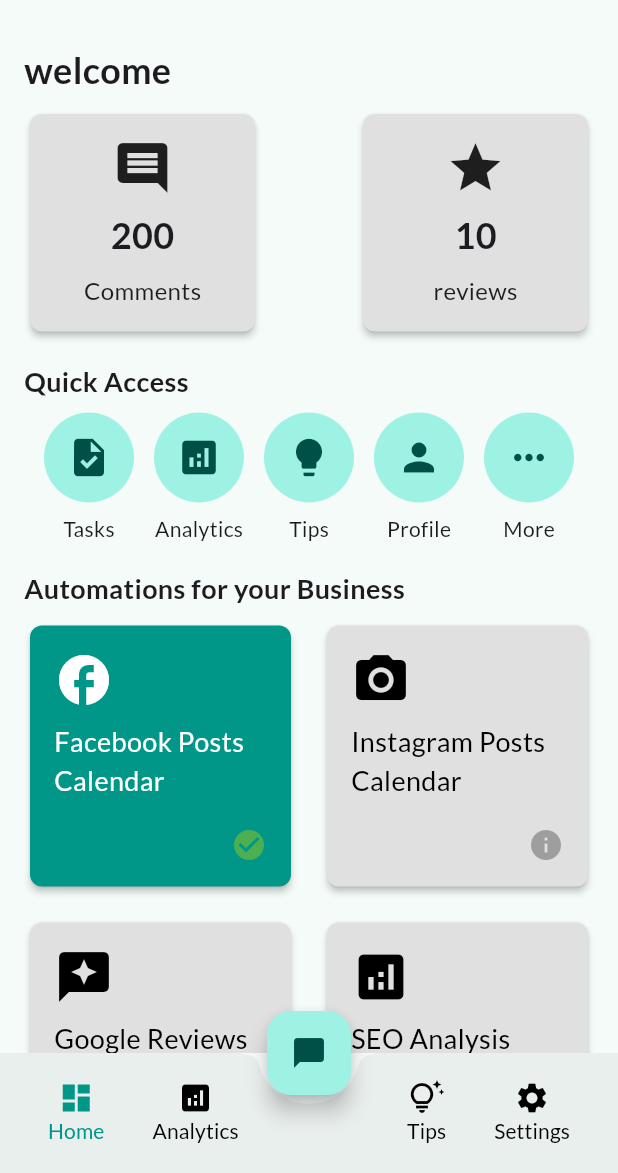
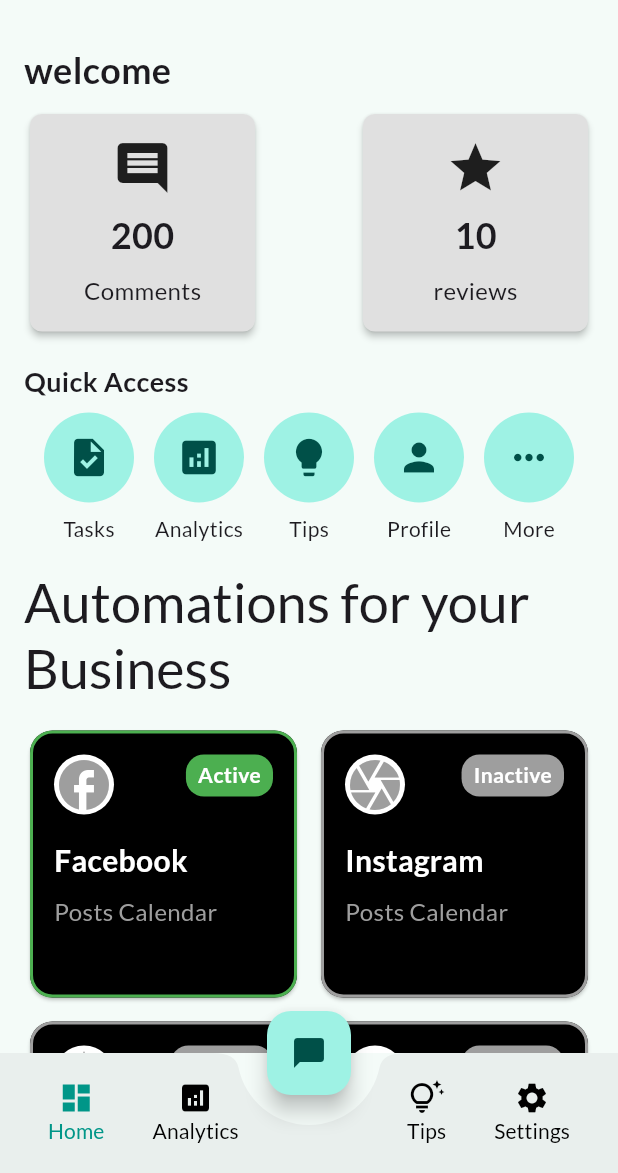
Before and after one commit to dreaduva/duvaai, a Flutter app: the screen it shows once a user with an empty profile is signed in, on a phone screen of 412 x 824 dp, the part 63-1236 px from its top. Run offline on Flutter 3.47's test engine with Material 3 defaults, Android fonts, the light colour scheme and no system bars; our stand-ins replace cloud_firestore, firebase_auth, firebase_core, get, google_fonts, google_sign_in and 1 more; accounts and stored records are empty.

Commit message:
notch ui

```diff
--- a/lib/views/dashboard/dashboard_page.dart
+++ b/lib/views/dashboard/dashboard_page.dart
@@ -1,4 +1,5 @@
 import 'package:duvaai/common/utils/constants.dart';
+import 'package:duvaai/views/dashboard/widgets/automation_card.dart';
 import 'package:duvaai/views/dashboard/widgets/custom_bottom_nav_bar.dart';
 import 'package:flutter/material.dart';
 import 'package:get/get.dart';
@@ -143,50 +144,37 @@ class _DashboardPageState extends State<DashboardPage> {
     return Column(
       crossAxisAlignment: CrossAxisAlignment.start,
       children: [
-        const Text(
+        Text(
           'Automations for your Business',
-          style: TextStyle(fontSize: 18, fontWeight: FontWeight.bold),
+          style: Theme.of(context).textTheme.displaySmall,
         ),
-        const SizedBox(height: paddingSmall),
+        const SizedBox(height: paddingMedium),
         GridView.count(
           shrinkWrap: true,
           crossAxisCount: 2,
-          crossAxisSpacing: paddingMedium,
-          mainAxisSpacing: paddingMedium,
-          physics: const NeverScrollableScrollPhysics(),
-          children: [
-            _AutomationCard(
-              title: 'Facebook Posts Calendar',
-              icon: Icons.facebook,
+          crossAxisSpacing: paddingSmall,
+          mainAxisSpacing: paddingSmall,
+          children: const [
+            AutomationCard(
+              iconData: Icons.facebook,
+              title: 'Facebook',
+              subtitle: 'Posts Calendar',
               isActive: true,
-              onTap: () => Get.toNamed('/facebookPost'),
             ),
-            _AutomationCard(
-              title: 'Instagram Posts Calendar',
-              icon: Icons.camera_alt,
-              isActive: false,
-              onTap: () => Get.toNamed('/instagramPost'),
+            AutomationCard(
+              iconData: Icons.camera,
+              title: 'Instagram',
+              subtitle: 'Posts Calendar',
             ),
-            _AutomationCard(
+            AutomationCard(
+              iconData: Icons.star,
               title: 'Google Reviews',
-              icon: Icons.reviews,
-              isActive: false,
-              onTap: () => (Get.toNamed('/googleReviews')),
+              subtitle: 'Review Replies',
             ),
-            _AutomationCard(
+            AutomationCard(
+              iconData: Icons.search,
               title: 'SEO Analysis',
-              icon: Icons.analytics,
-              isActive: false,
-              onTap: () {},
-            ),
-            Container(
-              padding: const EdgeInsets.all(paddingMedium),
-              child: const Center(
-                child: Text(
-                  'More awesome automations coming soon!',
-                  style: TextStyle(color: Colors.grey),
-                ),
-              ),
+              subtitle: 'Rank Higher',
             ),
           ],
         ),
@@ -224,60 +212,3 @@ class _QuickAccessButton extends StatelessWidget {
     );
   }
 }
-
-class _AutomationCard extends StatelessWidget {
-  final String title;
-  final IconData icon;
-  final bool isActive;
-  final VoidCallback onTap;
-
-  const _AutomationCard({
-    Key? key,
-    required this.title,
-    required this.icon,
-    required this.isActive,
-    required this.onTap,
-  }) : super(key: key);
-
-  @override
-  Widget build(BuildContext context) {
-    return GestureDetector(
-      onTap: onTap,
-      child: Card(
-        elevation: 2,
-        color: isActive ? primaryColor : surfaceVariantColor,
-        shape: RoundedRectangleBorder(borderRadius: BorderRadius.circular(8)),
-        child: Padding(
-          padding: const EdgeInsets.all(paddingMedium),
-          child: Column(
-            crossAxisAlignment: CrossAxisAlignment.start,
-            children: [
-              Icon(icon,
-                  size: 40,
-                  color: isActive ? onPrimaryColor : onSecondaryColor),
-              const SizedBox(height: paddingSmall),
-              Expanded(
-                child: Text(
-                  title,
-                  style: TextStyle(
-                      fontSize: 18,
-                      color: isActive ? onPrimaryColor : onSecondaryColor),
-                ),
-              ),
-              if (isActive)
-                const Align(
-                  alignment: Alignment.bottomRight,
-                  child: Icon(Icons.check_circle, color: Colors.green),
-                )
-              else
-                const Align(
-                  alignment: Alignment.bottomRight,
-                  child: Icon(Icons.info, color: Colors.grey),
-                ),
-            ],
-          ),
-        ),
-      ),
-    );
-  }
-}
--- /dev/null
+++ b/lib/views/dashboard/widgets/automation_card.dart
@@ -0,0 +1,81 @@
+import 'package:flutter/material.dart';
+
+class AutomationCard extends StatelessWidget {
+  final IconData iconData;
+  final String title;
+  final String subtitle;
+  final bool isActive;
+
+  const AutomationCard({
+    Key? key,
+    required this.iconData,
+    required this.title,
+    required this.subtitle,
+    this.isActive = false,
+  }) : super(key: key);
+
+  @override
+  Widget build(BuildContext context) {
+    return Card(
+      color: Colors.black,
+      shape: RoundedRectangleBorder(
+        borderRadius: BorderRadius.circular(15.0),
+        side: BorderSide(
+          color: isActive ? Colors.green : Colors.grey,
+          width: 2.0,
+        ),
+      ),
+      child: Stack(
+        children: [
+          Padding(
+            padding: const EdgeInsets.all(16.0),
+            child: Column(
+              crossAxisAlignment: CrossAxisAlignment.start,
+              children: [
+                CircleAvatar(
+                  backgroundColor: Colors.white,
+                  child: Icon(iconData, color: Colors.grey, size: 40),
+                ),
+                const SizedBox(height: 16.0),
+                Text(
+                  title,
+                  style: TextStyle(
+                    color: Colors.white,
+                    fontSize: 20,
+                    fontWeight: FontWeight.bold,
+                  ),
+                ),
+                const SizedBox(height: 8.0),
+                Text(
+                  subtitle,
+                  style: TextStyle(
+                    color: Colors.grey,
+                    fontSize: 16,
+                  ),
+                ),
+              ],
+            ),
+          ),
+          Positioned(
+            top: 16.0,
+            right: 16.0,
+            child: Container(
+              padding: EdgeInsets.symmetric(horizontal: 8, vertical: 4),
+              decoration: BoxDecoration(
+                color: isActive ? Colors.green : Colors.grey,
+                borderRadius: BorderRadius.circular(12),
+              ),
+              child: Text(
+                isActive ? 'Active' : 'Inactive',
+                style: TextStyle(
+                  color: Colors.white,
+                  fontWeight: FontWeight.bold,
+                ),
+              ),
+            ),
+          ),
+        ],
+      ),
+    );
+  }
+}
--- a/lib/views/dashboard/widgets/custom_bottom_nav_bar.dart
+++ b/lib/views/dashboard/widgets/custom_bottom_nav_bar.dart
@@ -1,5 +1,7 @@
 import 'package:duvaai/common/utils/constants.dart';
 import 'package:duvaai/controllers/dashboard_controller.dart';
+
+import 'package:duvaai/views/dashboard/widgets/widgets/fab_clipper.dart';
 import 'package:flutter/material.dart';
 import 'package:get/get.dart';
 
@@ -10,7 +12,9 @@ class CustomBottomNavBar extends StatelessWidget {
   Widget build(BuildContext context) {
     return BottomAppBar(
       shape: const CircularNotchedRectangle(),
-      notchMargin: 6.0,
+      notchMargin: 20,
+      child: ClipPath(
+        clipper: FabClipper(notchRadius: 20),
         child: SizedBox(
           height: 40.0,
           child: Row(
@@ -29,6 +33,7 @@ class CustomBottomNavBar extends StatelessWidget {
                 ],
               ),
             ],
+          ),
         ),
       ),
     );
--- /dev/null
+++ b/lib/views/dashboard/widgets/fab_notched_shape.dart
@@ -0,0 +1,32 @@
+import 'package:flutter/material.dart';
+
+class FabNotchedShape extends CircularNotchedRectangle {
+  final double fabRadius;
+
+  FabNotchedShape({required this.fabRadius});
+
+  @override
+  Path getOuterPath(Rect host, Rect? guest) {
+    final notchPath = super.getOuterPath(host, guest);
+    if (guest == null) {
+      return notchPath;
+    }
+
+    final fabX = guest.center.dx;
+    final fabY = guest.center.dy;
+
+    final notchWidth = fabRadius * 1.5;
+    final notchDepth = fabRadius / 2;
+
+    return Path.combine(
+      PathOperation.difference,
+      notchPath,
+      Path()
+        ..moveTo(fabX - notchWidth, host.top)
+        ..quadraticBezierTo(
+            fabX, host.top - notchDepth, fabX + notchWidth, host.top)
+        ..lineTo(fabX + notchWidth, host.top)
+        ..close(),
+    );
+  }
+}
--- /dev/null
+++ b/lib/views/dashboard/widgets/widgets/fab_clipper.dart
@@ -0,0 +1,31 @@
+import 'package:flutter/material.dart';
+
+class FabClipper extends CustomClipper<Path> {
+  final double notchRadius;
+
+  FabClipper({required this.notchRadius});
+
+  @override
+  Path getClip(Size size) {
+    final double notchCenterX = size.width / 2;
+    final double notchCenterY = 0;
+
+    final Path path = Path()
+      ..lineTo(notchCenterX - notchRadius * 1.5, notchCenterY)
+      ..arcToPoint(
+        Offset(notchCenterX + notchRadius * 1.5, notchCenterY),
+        radius: Radius.circular(notchRadius),
+        clockwise: false,
+      )
+      ..lineTo(size.width, 0)
+      ..lineTo(size.width, size.height)
+      ..lineTo(0, size.height)
+      ..close();
+    return path;
+  }
+
+  @override
+  bool shouldReclip(CustomClipper<Path> oldClipper) {
+    return true;
+  }
+}
```
Lines whose indentation alone changed are shown as unchanged.
